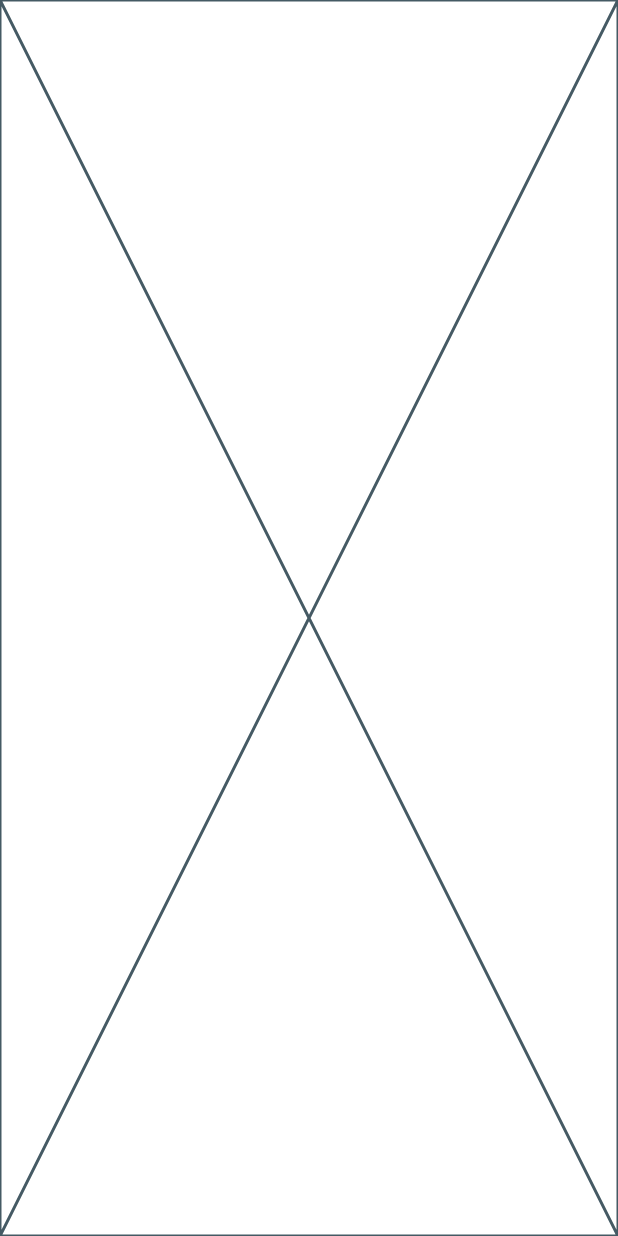
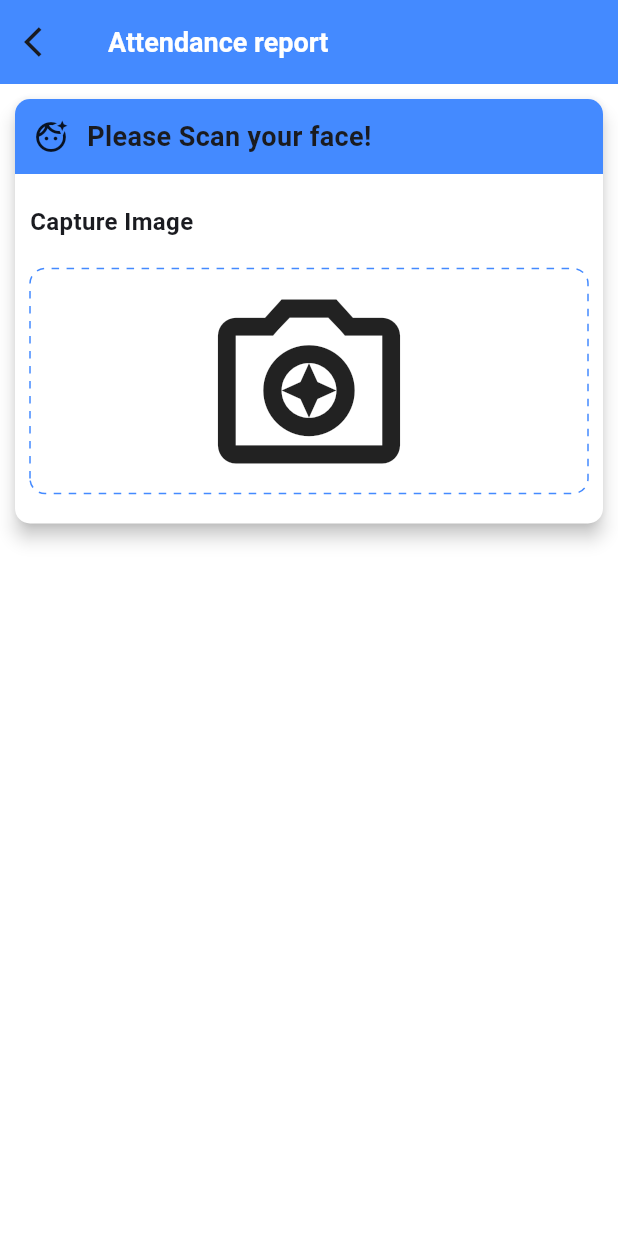
Before and after one commit to ranchiika/attendance_app, a Flutter app: the screen it shows after launch, after a tap on "Attendance", on a phone screen of 412 x 824 dp. Run offline on Flutter 3.47's test engine with Material 3 defaults, Android fonts, the phone set to English and light mode, and no system bars; drawn by our look-alikes of dotted_border; our stand-ins replace camera, cloud_firestore, firebase_core; missing offline and left inert: google_mlkit_face_detection; accounts and stored records are empty.

Commit message:
creating camera box

```diff
--- a/lib/ui/attend/attendance_screen.dart
+++ b/lib/ui/attend/attendance_screen.dart
@@ -1,10 +1,142 @@
+import 'dart:io';
+
+import 'package:attendance_app/ui/attend/camera_screen.dart';
+import 'package:camera/camera.dart';
+import 'package:cloud_firestore/cloud_firestore.dart';
+import 'package:dotted_border/dotted_border.dart';
 import 'package:flutter/material.dart';
 
-class AttendanceScreen extends StatelessWidget {
-  const AttendanceScreen({super.key});
+class AttendanceScreen extends StatefulWidget {
+  final XFile? image;
+
+  const AttendanceScreen({super.key, required this.image});
+
+  @override
+  State<AttendanceScreen> createState() => _AttendanceScreenState(this.image);
+}
+
+class _AttendanceScreenState extends State<AttendanceScreen> {
+  _AttendanceScreenState(this.image);
+
+  XFile? image;
+  String strAddress = "", date = "", time = "", dateTime = "", status = "Attend";
+  bool isLoading = false;
+  double lat = 0.0, long = 0.0; //detail dari  lokasi
+  int dateHours = 0, minute = 0;
+  final controller = TextEditingController();
+  final CollectionReference dataCollection = FirebaseFirestore.instance.collection('attendance');
+
+  @override
+  void initState(){
+    handleLocationPermission();
+    setDateTime();
+    setAttendStatus();
+
+    if (image != null){
+      isLoading = true;
+      getGeoLocationPosition();
+    }
+  }
 
   @override
   Widget build(BuildContext context) {
-    return const Placeholder();
+    Size size = MediaQuery.of(context).size;
+
+    return Scaffold(
+      backgroundColor: Colors.white,
+      appBar: AppBar(
+        elevation: 0,
+        backgroundColor: Colors.blueAccent,
+        leading: IconButton(
+          icon: Icon(Icons.arrow_back_ios),
+          onPressed: () => Navigator.of(context).pop(),
+        ),
+        title: Text(
+          "Attendance report",
+          style: TextStyle(
+            fontSize: 18,
+            fontWeight: FontWeight.bold,
+            color: Colors.white
+          ),
+        ),
+      ),
+
+      body: SingleChildScrollView(
+        child: Card(
+          color: Colors.white,
+          margin: EdgeInsets.fromLTRB(10, 10, 10, 10),
+          shape: RoundedRectangleBorder(
+            borderRadius: BorderRadius.circular(10)
+          ),
+          elevation: 5,
+          child: Column(
+            crossAxisAlignment: CrossAxisAlignment.start,
+            children: [
+              Container(
+                height: 50,
+                decoration: const BoxDecoration(
+                  borderRadius: BorderRadius.only(
+                    topLeft: Radius.circular(10),
+                    topRight: Radius.circular(10)
+                  ),
+                  color: Colors.blueAccent
+                ),
+                child: const Row(
+                  children: [
+                    SizedBox(width: 12,),
+                    Icon(Icons.face_retouching_natural_outlined),
+                    SizedBox(width: 12,),
+                    Text(
+                      "Please Scan your face!",
+                      style: TextStyle(
+                        fontSize: 18,
+                        fontWeight: FontWeight.bold,
+                      ),
+                    )
+                  ],
+                ),
+              ),
+              const Padding(
+                padding: EdgeInsets.fromLTRB(10, 20, 0, 20),
+                child: Text(
+                  "Capture Image",
+                  style: TextStyle(
+                    fontSize: 16,
+                    fontWeight: FontWeight.bold,
+                  ),
+                ),
+              ),
+              GestureDetector(
+                onTap: () {
+                  Navigator.push(
+                    context,
+                    MaterialPageRoute(builder: (context) => CameraScreen())
+                  );
+                },
+                child: Container(
+                  margin: EdgeInsets.fromLTRB(10, 0, 10, 20),
+                  width: size.width,
+                  height: 150,
+                  child: DottedBorder(
+                    radius: Radius.circular(10),
+                    borderType: BorderType.RRect,
+                    color: Colors.blueAccent,
+                    strokeWidth: 1,
+                    dashPattern: [5, 5],
+                    child: SizedBox.expand(
+                      child: FittedBox(
+                        child: image != null
+                        ? Image.file(File(image!.path), fit: BoxFit.cover)
+                        : Icon(Icons.camera_enhance_outlined)
+                      ),
+                    ),
+                  ),
+                ),
+              )
+            ],
+          ),
+        ),
+      ),
+    );
   }
 }
--- /dev/null
+++ b/lib/ui/attend/camera_screen.dart
@@ -0,0 +1,15 @@
+import 'package:flutter/material.dart';
+
+class CameraScreen extends StatefulWidget {
+  const CameraScreen({super.key});
+
+  @override
+  State<CameraScreen> createState() => _CameraScreenState();
+}
+
+class _CameraScreenState extends State<CameraScreen> {
+  @override
+  Widget build(BuildContext context) {
+    return const Placeholder();
+  }
+}
```
Also changed, not shown: lib/ui/history/history_screen.dart (added), lib/ui/permission/permission_screen.dart (added).
